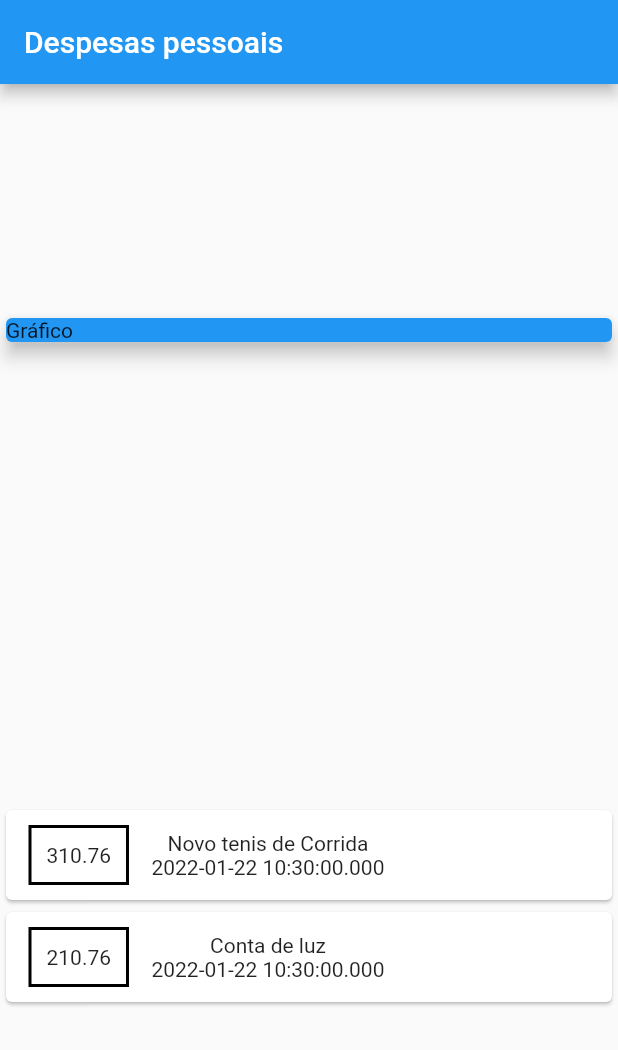
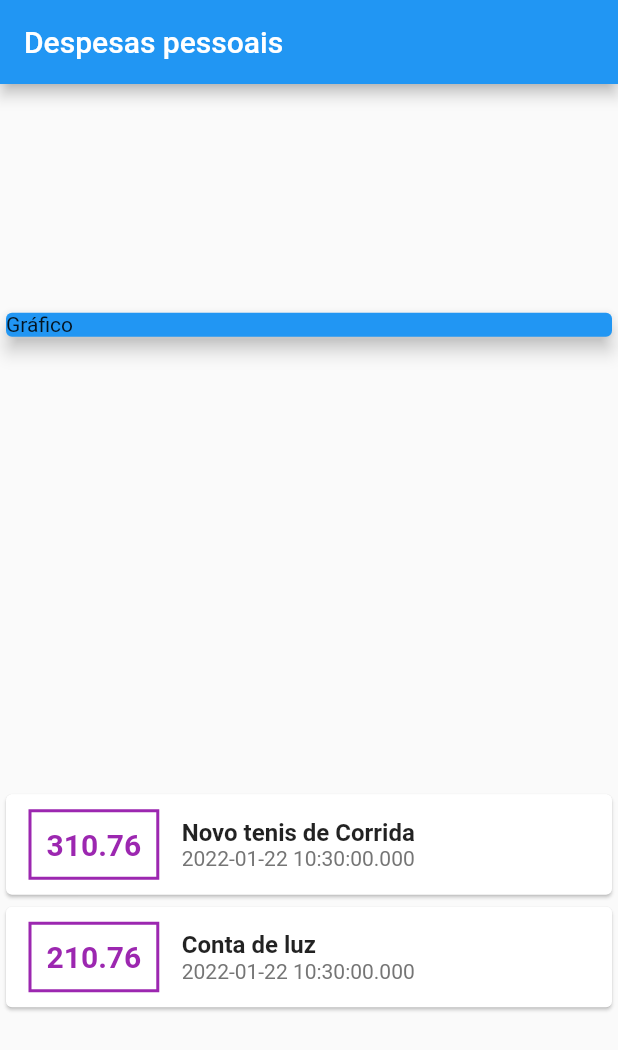
Before and after one commit to AdrielSantoss/Personal-Expenses-App, a Flutter app: the screen it shows after launch, on a phone screen of 412 x 824 dp. Shown: the top 1050 px of the screen. Run offline on Flutter 3.47's test engine with Material 2 defaults, Android fonts, the phone set to English and light mode, and no system bars.

Commit message:
Adiciona novos estilos nos Text da column.

```diff
--- a/lib/main.dart
+++ b/lib/main.dart
@@ -53,16 +53,36 @@ class MyHome extends StatelessWidget {
                       ),
                       decoration: BoxDecoration(
                         border: Border.all(
-                          color: Colors.black,
+                          color: Colors.purple,
                           width: 2,
                         ),
                       ),
                       padding: const EdgeInsets.all(10),
-                      child: Text(tran.value.toString())),
+                      child: Text(
+                        tran.value.toString(),
+                        style: const TextStyle(
+                          fontWeight: FontWeight.bold,
+                          fontSize: 20,
+                          color: Colors.purple
+                        ),
+                        )
+                      ),
                     Column(
+                      crossAxisAlignment: CrossAxisAlignment.start,
                       children: [
-                        Text(tran.title),
-                        Text(tran.date.toString())
+                        Text(
+                          tran.title,
+                          style: const TextStyle(
+                            fontSize: 16,
+                            fontWeight: FontWeight.bold
+                          ),
+                        ),
+                        Text(
+                          tran.date.toString(),
+                          style: TextStyle(
+                            color: Colors.grey.shade600
+                          ),
+                        )
                       ],
                     )
                   ],
```
